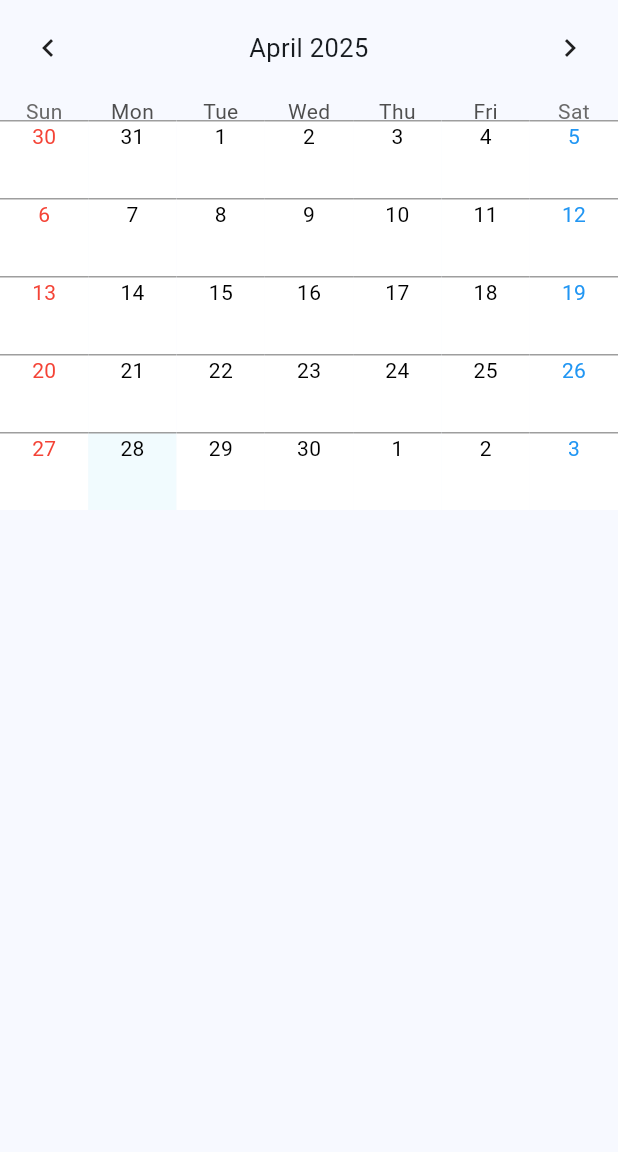
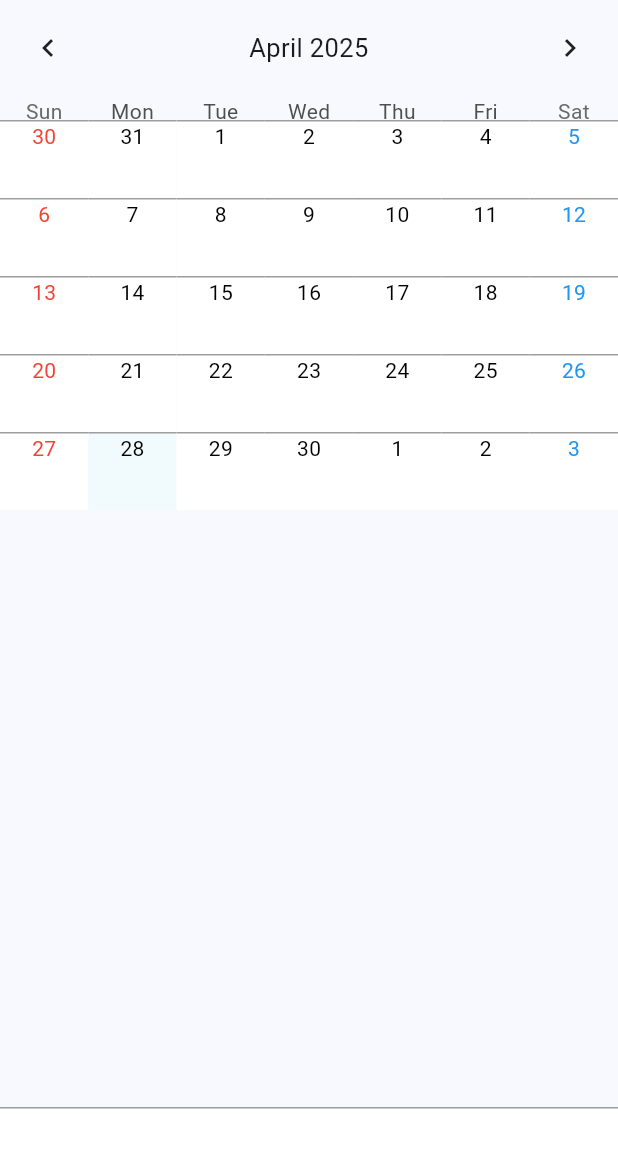
Before and after one commit to Kent0011/NotionCalendarNeo, a Flutter app: the screen it shows after launch, on a phone screen of 412 x 824 dp, the part 84-1236 px from its top. Run offline on Flutter 3.47's test engine with Material 3 defaults, Android fonts, the phone set to English and light mode, and no system bars; drawn by our look-alikes of table_calendar; our stand-ins replace flutter_dotenv; network calls fail.

Commit message:
add: 下端にフィラーを作成-#1

```diff
--- a/lib/main.dart
+++ b/lib/main.dart
@@ -58,6 +58,15 @@ class _CalendarPageState extends State<CalendarPage> {
               },
             ),
           ),
+          Container(
+            decoration: BoxDecoration(
+              border: Border(top: BorderSide(color: Colors.grey)),
+              color: const Color.fromARGB(255, 255, 255, 255),
+            ),
+            height: 30,
+            width: MediaQuery.of(context).size.width,
+            child: null,
+          ),
         ],
       ),
     );
```
